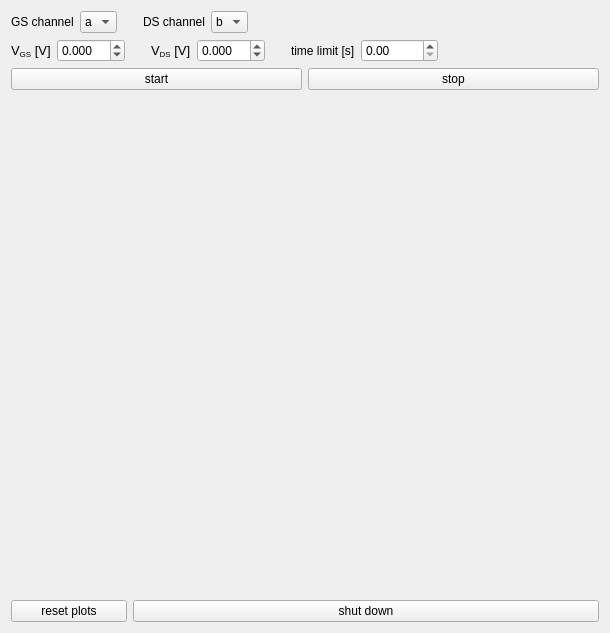
Above: experiments/current_vs_time.ui from dean-nanomol/nanomol before the change. Below: the same form after it.
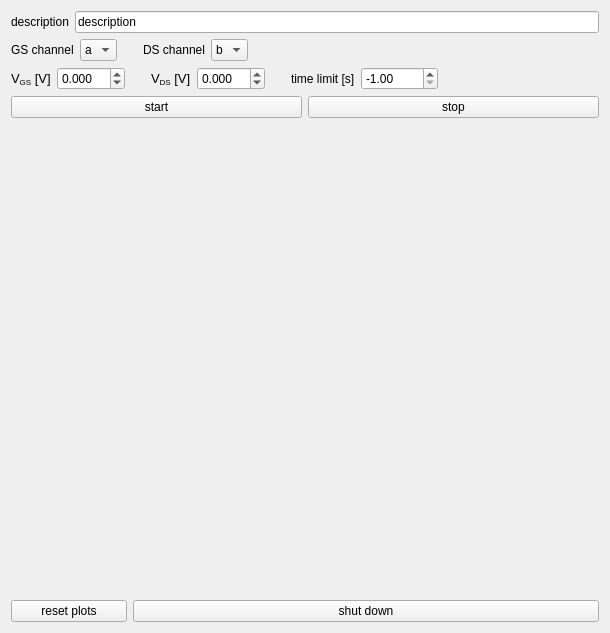
That is the form after the change.

Commit message: update current_vs_time

Diff of the .ui file:
```diff
--- a/experiments/current_vs_time.ui
+++ b/experiments/current_vs_time.ui
@@ -14,6 +14,24 @@
    <string>current vs time</string>
   </property>
   <layout class="QVBoxLayout" name="verticalLayout">
+   <item>
+    <layout class="QHBoxLayout" name="horizontalLayout_3">
+     <item>
+      <widget class="QLabel" name="label_6">
+       <property name="text">
+        <string>description</string>
+       </property>
+      </widget>
+     </item>
+     <item>
+      <widget class="QLineEdit" name="description_lineEdit">
+       <property name="text">
+        <string>description</string>
+       </property>
+      </widget>
+     </item>
+    </layout>
+   </item>
    <item>
     <layout class="QHBoxLayout" name="horizontalLayout_6">
      <item>
@@ -178,9 +196,15 @@
      </item>
      <item>
       <widget class="QDoubleSpinBox" name="t_limit_doubleSpinBox">
+       <property name="minimum">
+        <double>-1.000000000000000</double>
+       </property>
        <property name="maximum">
         <double>99999.000000000000000</double>
        </property>
+       <property name="value">
+        <double>-1.000000000000000</double>
+       </property>
       </widget>
      </item>
      <item>
```
Left out of the diff: 7 changed lines with no effect on the pictures. The commit also changes 1 other file.
